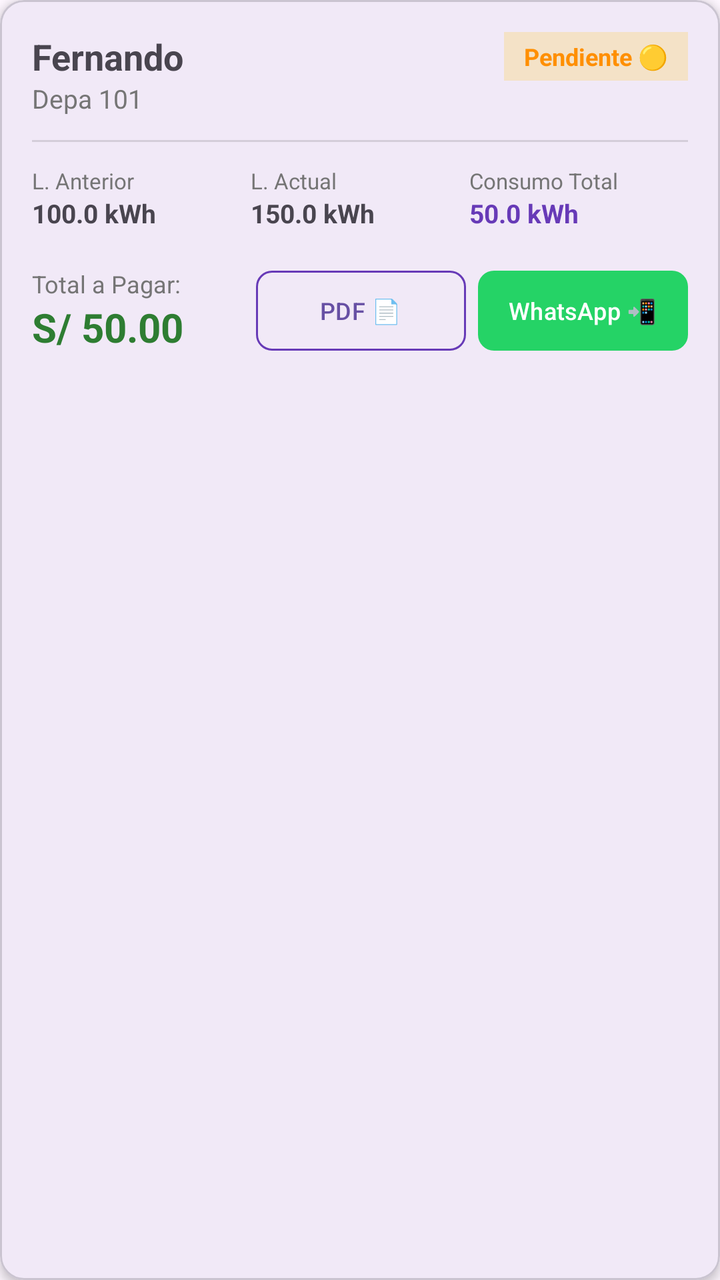
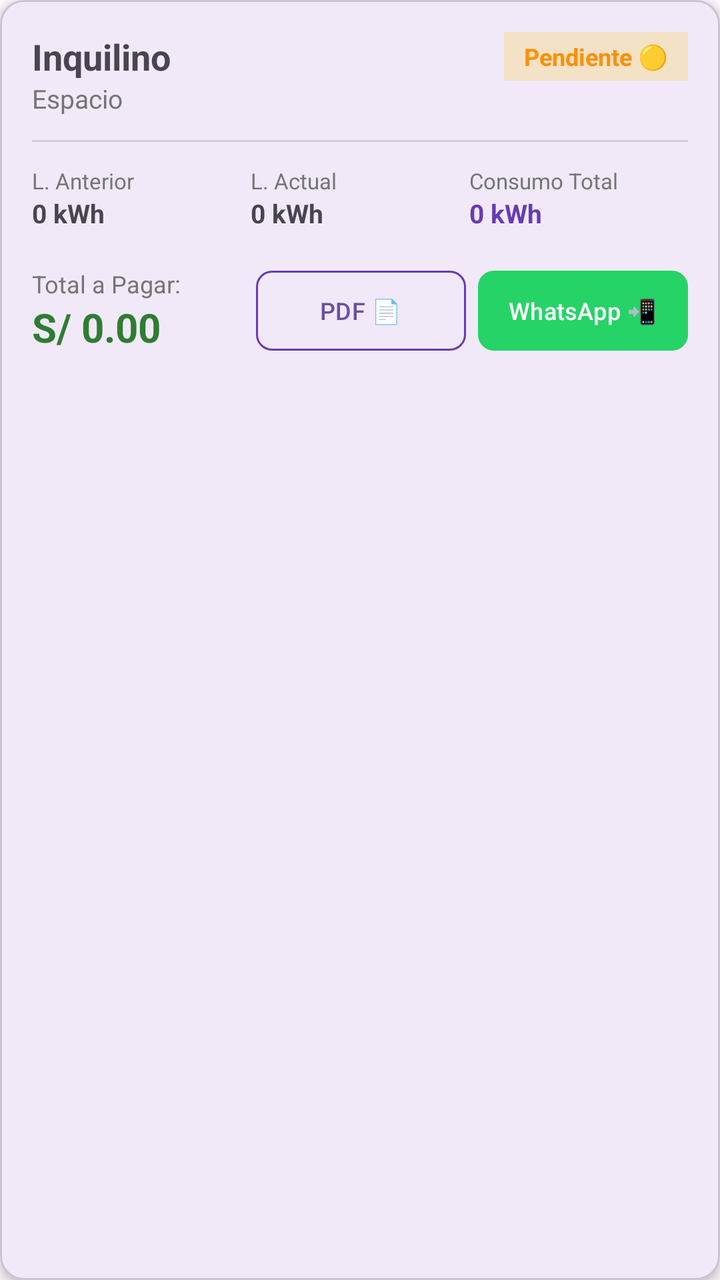

The first picture is an Android layout as it rendered before a commit; the second is the same layout after the commit. The layout source and the unified diff follow.
<!-- AndroidManifest.xml: application theme Theme.KiloWatt -->
<!-- res/layout/item_cobro.xml -->
<?xml version="1.0" encoding="utf-8"?>
<com.google.android.material.card.MaterialCardView xmlns:android="http://schemas.android.com/apk/res/android"
    xmlns:app="http://schemas.android.com/apk/res-auto"
    android:layout_width="match_parent"
    android:layout_height="wrap_content"
    android:layout_marginBottom="12dp"
    app:cardCornerRadius="12dp"
    app:cardElevation="3dp">

    <LinearLayout
        android:layout_width="match_parent"
        android:layout_height="wrap_content"
        android:orientation="vertical"
        android:padding="16dp">

        
        <RelativeLayout
            android:layout_width="match_parent"
            android:layout_height="wrap_content">

            <LinearLayout
                android:layout_width="wrap_content"
                android:layout_height="wrap_content"
                android:layout_alignParentStart="true"
                android:orientation="vertical">

                <TextView
                    android:id="@+id/tvNombreInquilino"
                    android:layout_width="wrap_content"
                    android:layout_height="wrap_content"
                    android:text="Fernando"
                    android:textSize="18sp"
                    android:textStyle="bold" />

                <TextView
                    android:id="@+id/tvEspacio"
                    android:layout_width="wrap_content"
                    android:layout_height="wrap_content"
                    android:text="Depa 101"
                    android:textColor="#757575"
                    android:textSize="13sp" />
            </LinearLayout>

            
            <TextView
                android:id="@+id/tvEstadoPago"
                android:layout_width="wrap_content"
                android:layout_height="wrap_content"
                android:layout_alignParentEnd="true"
                android:background="#33FFC107"
                android:paddingHorizontal="10dp"
                android:paddingVertical="4dp"
                android:text="Pendiente 🟡"
                android:textColor="#FF8F00"
                android:textSize="12sp"
                android:textStyle="bold" />
        </RelativeLayout>

        <View
            android:layout_width="match_parent"
            android:layout_height="1dp"
            android:layout_marginVertical="12dp"
            android:background="#1F000000" />

        
        <LinearLayout
            android:layout_width="match_parent"
            android:layout_height="wrap_content"
            android:orientation="horizontal"
            android:weightSum="3">

            <LinearLayout
                android:layout_width="0dp"
                android:layout_height="wrap_content"
                android:layout_weight="1"
                android:orientation="vertical">

                <TextView
                    android:layout_width="wrap_content"
                    android:layout_height="wrap_content"
                    android:text="L. Anterior"
                    android:textColor="#757575"
                    android:textSize="11sp" />

                <TextView
                    android:id="@+id/tvLecturaAnterior"
                    android:layout_width="wrap_content"
                    android:layout_height="wrap_content"
                    android:text="100.0 kWh"
                    android:textSize="13sp"
                    android:textStyle="bold" />
            </LinearLayout>

            <LinearLayout
                android:layout_width="0dp"
                android:layout_height="wrap_content"
                android:layout_weight="1"
                android:orientation="vertical">

                <TextView
                    android:layout_width="wrap_content"
                    android:layout_height="wrap_content"
                    android:text="L. Actual"
                    android:textColor="#757575"
                    android:textSize="11sp" />

                <TextView
                    android:id="@+id/tvLecturaActual"
                    android:layout_width="wrap_content"
                    android:layout_height="wrap_content"
                    android:text="150.0 kWh"
                    android:textSize="13sp"
                    android:textStyle="bold" />
            </LinearLayout>

            <LinearLayout
                android:layout_width="0dp"
                android:layout_height="wrap_content"
                android:layout_weight="1"
                android:orientation="vertical">

                <TextView
                    android:layout_width="wrap_content"
                    android:layout_height="wrap_content"
                    android:text="Consumo Total"
                    android:textColor="#757575"
                    android:textSize="11sp" />

                <TextView
                    android:id="@+id/tvConsumoKwh"
                    android:layout_width="wrap_content"
                    android:layout_height="wrap_content"
                    android:text="50.0 kWh"
                    android:textColor="#673AB7"
                    android:textSize="13sp"
                    android:textStyle="bold" />
            </LinearLayout>
        </LinearLayout>

        
        <RelativeLayout
            android:layout_width="match_parent"
            android:layout_height="wrap_content"
            android:layout_marginTop="16dp">

            <LinearLayout
                android:id="@+id/containerMonto"
                android:layout_width="wrap_content"
                android:layout_height="wrap_content"
                android:layout_alignParentStart="true"
                android:layout_centerVertical="true"
                android:layout_toStartOf="@id/containerBotones"
                android:layout_marginEnd="8dp"
                android:orientation="vertical">

                <TextView
                    android:layout_width="wrap_content"
                    android:layout_height="wrap_content"
                    android:text="Total a Pagar:"
                    android:textColor="#757575"
                    android:textSize="12sp" />

                <TextView
                    android:id="@+id/tvMontoPagarSoles"
                    android:layout_width="wrap_content"
                    android:layout_height="wrap_content"
                    android:ellipsize="end"
                    android:maxLines="1"
                    android:text="S/ 50.00"
                    android:textColor="#2E7D32"
                    android:textSize="20sp"
                    android:textStyle="bold" />
            </LinearLayout>

            <LinearLayout
                android:id="@+id/containerBotones"
                android:layout_width="wrap_content"
                android:layout_height="wrap_content"
                android:layout_alignParentEnd="true"
                android:layout_centerVertical="true"
                android:orientation="horizontal">

                <com.google.android.material.button.MaterialButton
                    android:id="@+id/btnExportarPdf"
                    style="@style/Widget.Material3.Button.OutlinedButton"
                    android:layout_width="105dp"
                    android:layout_height="wrap_content"
                    android:layout_marginEnd="6dp"
                    android:paddingHorizontal="0dp"
                    android:text="PDF 📄"
                    android:textSize="12sp"
                    app:cornerRadius="8dp"
                    app:strokeColor="#673AB7" />

                <com.google.android.material.button.MaterialButton
                    android:id="@+id/btnEnviarWhatsapp"
                    android:layout_width="105dp"
                    android:layout_height="wrap_content"
                    android:paddingHorizontal="0dp"
                    android:text="WhatsApp 📲"
                    android:textSize="12sp"
                    app:backgroundTint="#25D366"
                    app:cornerRadius="8dp" />
            </LinearLayout>
        </RelativeLayout>

    </LinearLayout>
</com.google.android.material.card.MaterialCardView>
<!-- resources referenced by this layout -->
<resources>
  <style name="Theme.KiloWatt" parent="Base.Theme.KiloWatt" />
  <style name="Base.Theme.KiloWatt" parent="Theme.Material3.DayNight.NoActionBar">
          
          
      </style>
</resources>

<!-- the commit's change to res/layout/item_cobro.xml (unified diff, before → after) -->
@@ -28,7 +28,7 @@
                     android:id="@+id/tvNombreInquilino"
                     android:layout_width="wrap_content"
                     android:layout_height="wrap_content"
-                    android:text="Fernando"
+                    android:text="Inquilino"
                     android:textSize="18sp"
                     android:textStyle="bold" />
 
@@ -36,8 +36,8 @@
                     android:id="@+id/tvEspacio"
                     android:layout_width="wrap_content"
                     android:layout_height="wrap_content"
-                    android:text="Depa 101"
-                    android:textColor="#757575"
+                    android:text="Espacio"
+                    android:textColor="@color/gray_secondary"
                     android:textSize="13sp" />
             </LinearLayout>
 
@@ -47,11 +47,11 @@
                 android:layout_width="wrap_content"
                 android:layout_height="wrap_content"
                 android:layout_alignParentEnd="true"
-                android:background="#33FFC107"
+                android:background="@color/amber_warning_bg"
                 android:paddingHorizontal="10dp"
                 android:paddingVertical="4dp"
-                android:text="Pendiente 🟡"
-                android:textColor="#FF8F00"
+                android:text="@string/estado_pendiente"
+                android:textColor="@color/amber_warning"
                 android:textSize="12sp"
                 android:textStyle="bold" />
         </RelativeLayout>
@@ -60,12 +60,13 @@
             android:layout_width="match_parent"
             android:layout_height="1dp"
             android:layout_marginVertical="12dp"
-            android:background="#1F000000" />
+            android:background="@color/gray_divider" />
 
         
         <LinearLayout
             android:layout_width="match_parent"
             android:layout_height="wrap_content"
+            android:baselineAligned="false"
             android:orientation="horizontal"
             android:weightSum="3">
 
@@ -78,15 +79,15 @@
                 <TextView
                     android:layout_width="wrap_content"
                     android:layout_height="wrap_content"
-                    android:text="L. Anterior"
-                    android:textColor="#757575"
+                    android:text="@string/label_lectura_ant_corta"
+                    android:textColor="@color/gray_secondary"
                     android:textSize="11sp" />
 
                 <TextView
                     android:id="@+id/tvLecturaAnterior"
                     android:layout_width="wrap_content"
                     android:layout_height="wrap_content"
-                    android:text="100.0 kWh"
+                    android:text="@string/default_kwh"
                     android:textSize="13sp"
                     android:textStyle="bold" />
             </LinearLayout>
@@ -100,15 +101,15 @@
                 <TextView
                     android:layout_width="wrap_content"
                     android:layout_height="wrap_content"
-                    android:text="L. Actual"
-                    android:textColor="#757575"
+                    android:text="@string/label_lectura_act_corta"
+                    android:textColor="@color/gray_secondary"
                     android:textSize="11sp" />
 
                 <TextView
                     android:id="@+id/tvLecturaActual"
                     android:layout_width="wrap_content"
                     android:layout_height="wrap_content"
-                    android:text="150.0 kWh"
+                    android:text="@string/default_kwh"
                     android:textSize="13sp"
                     android:textStyle="bold" />
             </LinearLayout>
@@ -122,16 +123,16 @@
                 <TextView
                     android:layout_width="wrap_content"
                     android:layout_height="wrap_content"
-                    android:text="Consumo Total"
-                    android:textColor="#757575"
+                    android:text="@string/label_consumo_total"
+                    android:textColor="@color/gray_secondary"
                     android:textSize="11sp" />
 
                 <TextView
                     android:id="@+id/tvConsumoKwh"
                     android:layout_width="wrap_content"
                     android:layout_height="wrap_content"
-                    android:text="50.0 kWh"
-                    android:textColor="#673AB7"
+                    android:text="@string/default_kwh"
+                    android:textColor="@color/purple_primary"
                     android:textSize="13sp"
                     android:textStyle="bold" />
             </LinearLayout>
@@ -156,8 +157,8 @@
                 <TextView
                     android:layout_width="wrap_content"
                     android:layout_height="wrap_content"
-                    android:text="Total a Pagar:"
-                    android:textColor="#757575"
+                    android:text="@string/label_total_pagar"
+                    android:textColor="@color/gray_secondary"
                     android:textSize="12sp" />
 
                 <TextView
@@ -166,8 +167,8 @@
                     android:layout_height="wrap_content"
                     android:ellipsize="end"
                     android:maxLines="1"
-                    android:text="S/ 50.00"
-                    android:textColor="#2E7D32"
+                    android:text="@string/default_soles"
+                    android:textColor="@color/green_success"
                     android:textSize="20sp"
                     android:textStyle="bold" />
             </LinearLayout>
@@ -187,19 +188,19 @@
                     android:layout_height="wrap_content"
                     android:layout_marginEnd="6dp"
                     android:paddingHorizontal="0dp"
-                    android:text="PDF 📄"
+                    android:text="@string/btn_pdf"
                     android:textSize="12sp"
                     app:cornerRadius="8dp"
-                    app:strokeColor="#673AB7" />
+                    app:strokeColor="@color/purple_primary" />
 
                 <com.google.android.material.button.MaterialButton
                     android:id="@+id/btnEnviarWhatsapp"
                     android:layout_width="105dp"
                     android:layout_height="wrap_content"
                     android:paddingHorizontal="0dp"
-                    android:text="WhatsApp 📲"
+                    android:text="@string/btn_whatsapp"
                     android:textSize="12sp"
-                    app:backgroundTint="#25D366"
+                    app:backgroundTint="@color/whatsapp_green"
                     app:cornerRadius="8dp" />
             </LinearLayout>
         </RelativeLayout>
<!-- resource entries referenced after the edit -->
@@ -1,5 +1,21 @@
 <!-- resources referenced by this layout -->
 <resources>
+  <color name="amber_warning">#FF8F00</color>
+  <color name="amber_warning_bg">#33FFC107</color>
+  <color name="gray_divider">#1F000000</color>
+  <color name="gray_secondary">#757575</color>
+  <color name="green_success">#2E7D32</color>
+  <color name="purple_primary">#673AB7</color>
+  <color name="whatsapp_green">#25D366</color>
+  <string name="btn_pdf">PDF 📄</string>
+  <string name="btn_whatsapp">WhatsApp 📲</string>
+  <string name="default_kwh">0 kWh</string>
+  <string name="default_soles">S/ 0.00</string>
+  <string name="estado_pendiente">Pendiente 🟡</string>
+  <string name="label_consumo_total">Consumo Total</string>
+  <string name="label_lectura_act_corta">L. Actual</string>
+  <string name="label_lectura_ant_corta">L. Anterior</string>
+  <string name="label_total_pagar">Total a Pagar:</string>
   <style name="Theme.KiloWatt" parent="Base.Theme.KiloWatt" />
   <style name="Base.Theme.KiloWatt" parent="Theme.Material3.DayNight.NoActionBar">
           
